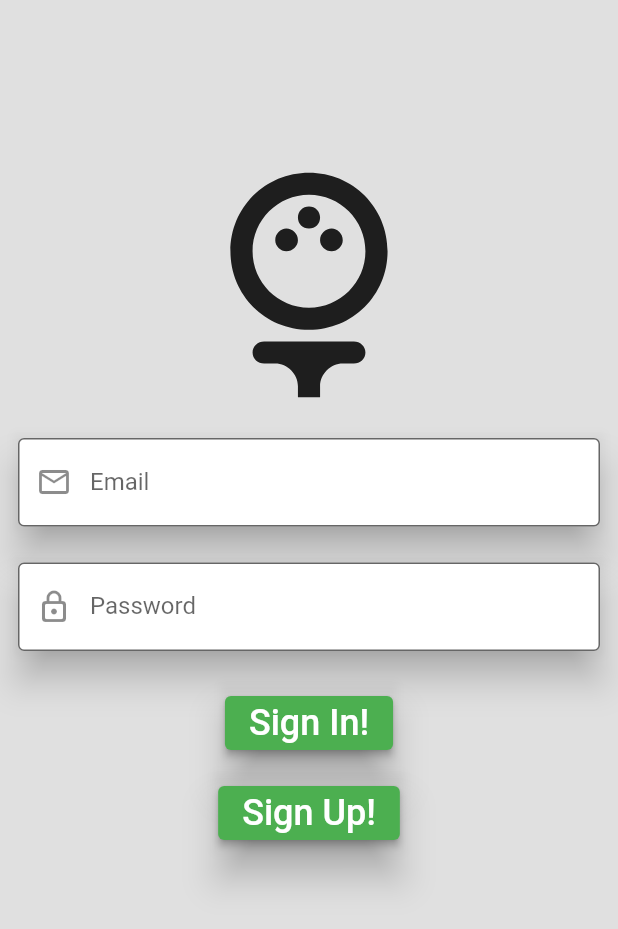
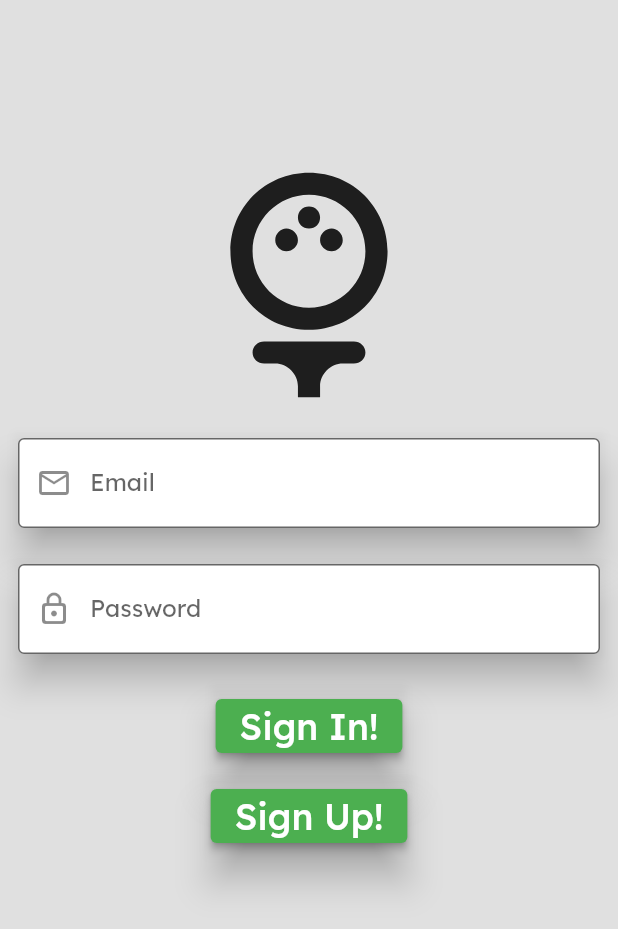
Before and after one commit to jchand99/PuttPuttApp, a Flutter app: the screen it shows after launch, on a phone screen of 412 x 824 dp. Shown: the top 929 px of the screen. Run offline on Flutter 3.47's test engine with Material 2 defaults, Android fonts, the phone set to English and light mode, and no system bars; our stand-ins replace cloud_firestore, email_validator, firebase_auth, firebase_core; missing offline and left inert: keyboard_visibility; accounts and stored records are empty.

Commit message:
Fixed to use new font

```diff
--- a/lib/main.dart
+++ b/lib/main.dart
@@ -57,6 +57,7 @@ class MyApp extends StatelessWidget {
         primaryColor: Colors.green[700],
         accentColor: Colors.green[700],
         scaffoldBackgroundColor: Colors.grey[300],
+        fontFamily: 'Lexend',
       ),
       home: body,
     );
```
